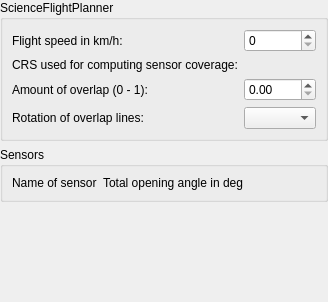
The window that options.ui (ScienceFlightPlanner/ScienceFlightPlanner) describes before a commit, drawn with Qt 5.
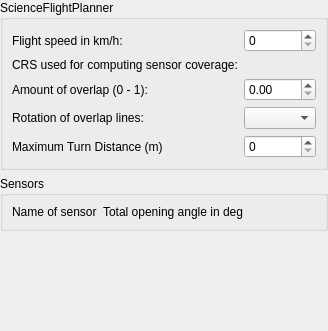
The same window after the commit. Custom widgets are drawn as their Qt base class.

The edit to the form file:
```diff
--- a/options.ui
+++ b/options.ui
@@ -102,6 +102,23 @@
            <widget class="QComboBox" name="overlapComboBox">
            </widget>
           </item>
+          <item row="4" column="0">
+           <widget class="QLabel" name="maxTurnDistanceLabel">
+            <property name="text">
+             <string>Maximum Turn Distance (m)</string>
+            </property>
+           </widget>
+          </item>
+          <item row="4" column="1">
+           <widget class="QSpinBox" name="maxTurnDistanceSpinBox">
+            <property name="maximum">
+             <number>100000</number>
+            </property>
+           <property name="minimum">
+            <number>0</number>
+           </property>
+           </widget>
+          </item>
          </layout>
         </widget>
        </item>
```
